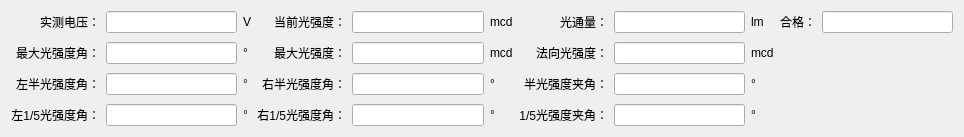
Before: the Qt Designer form HeGui/HAngleTestDetailWidget.ui in hexianqi/QtCode, drawn with Qt 5.
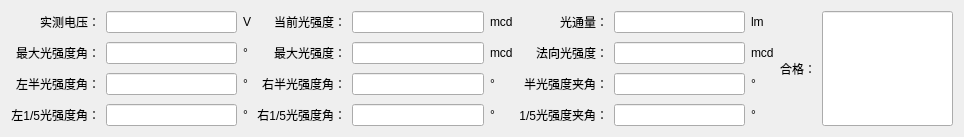
After: the same form once the commit is applied.

```diff
--- a/HeGui/HAngleTestDetailWidget.ui
+++ b/HeGui/HAngleTestDetailWidget.ui
@@ -7,7 +7,7 @@
     <x>0</x>
     <y>0</y>
     <width>964</width>
-    <height>125</height>
+    <height>127</height>
    </rect>
   </property>
   <property name="windowTitle">
@@ -417,16 +417,6 @@
      </property>
     </widget>
    </item>
-   <item row="0" column="9">
-    <widget class="QLabel" name="label_004">
-     <property name="text">
-      <string>合格：</string>
-     </property>
-     <property name="alignment">
-      <set>Qt::AlignRight|Qt::AlignTrailing|Qt::AlignVCenter</set>
-     </property>
-    </widget>
-   </item>
    <item row="0" column="4">
     <widget class="QLineEdit" name="lineEdit_002">
      <property name="minimumSize">
@@ -459,8 +449,14 @@
      </property>
     </widget>
    </item>
-   <item row="0" column="11">
+   <item row="0" column="11" rowspan="4">
     <widget class="QLineEdit" name="lineEdit_004">
+     <property name="sizePolicy">
+      <sizepolicy hsizetype="Expanding" vsizetype="Expanding">
+       <horstretch>0</horstretch>
+       <verstretch>0</verstretch>
+      </sizepolicy>
+     </property>
      <property name="minimumSize">
       <size>
        <width>100</width>
@@ -475,6 +471,16 @@
      </property>
     </widget>
    </item>
+   <item row="0" column="9" rowspan="4">
+    <widget class="QLabel" name="label_004">
+     <property name="text">
+      <string>合格：</string>
+     </property>
+     <property name="alignment">
+      <set>Qt::AlignRight|Qt::AlignTrailing|Qt::AlignVCenter</set>
+     </property>
+    </widget>
+   </item>
   </layout>
  </widget>
  <tabstops>
```
